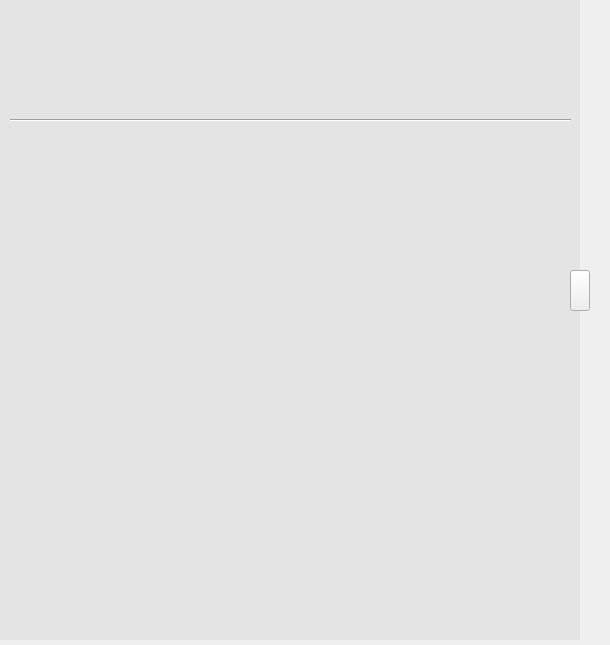
chuanjiabao1981/qatime-win, file qatime-studio/UIAuxiliaryPanel.ui: the form before one commit.
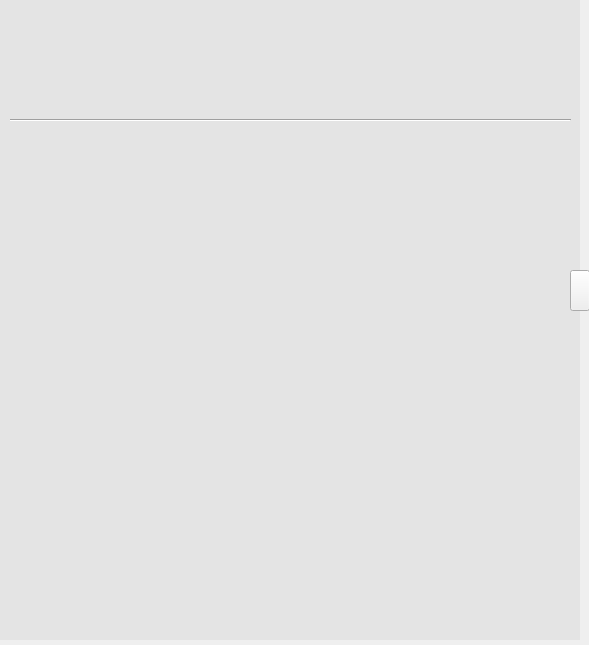
The form after the commit. Icons and pictures are not drawn.

What changed in the file:
```diff
--- a/qatime-studio/UIAuxiliaryPanel.ui
+++ b/qatime-studio/UIAuxiliaryPanel.ui
@@ -6,7 +6,7 @@
    <rect>
     <x>0</x>
     <y>0</y>
-    <width>610</width>
+    <width>589</width>
     <height>645</height>
    </rect>
   </property>
```
